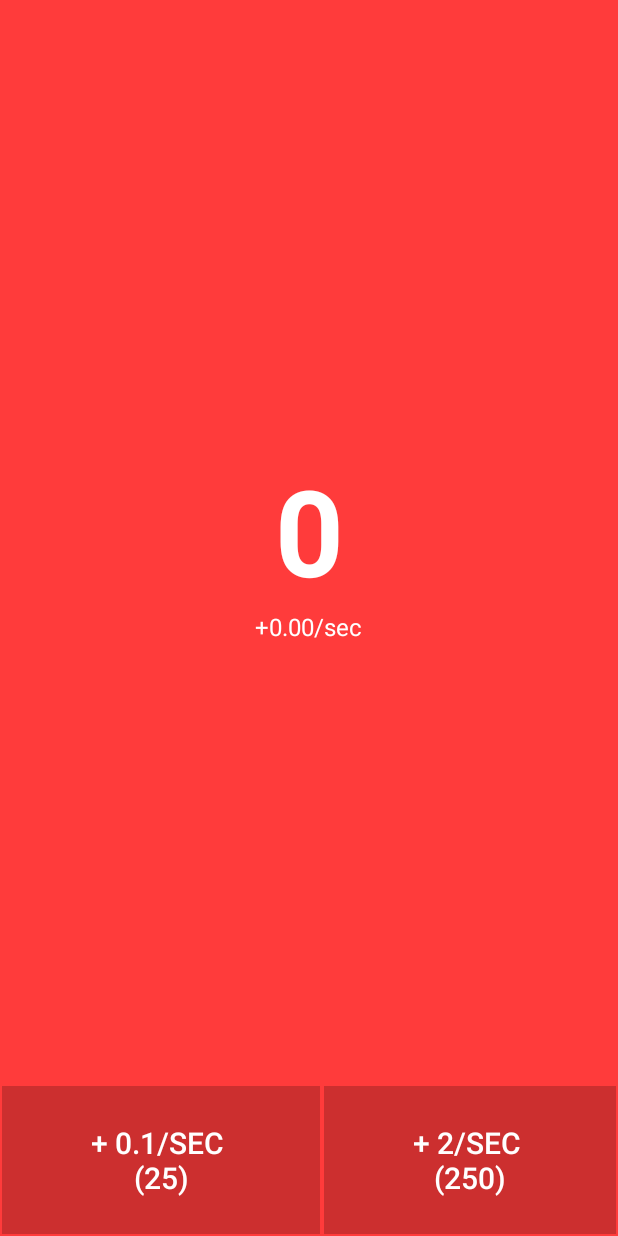
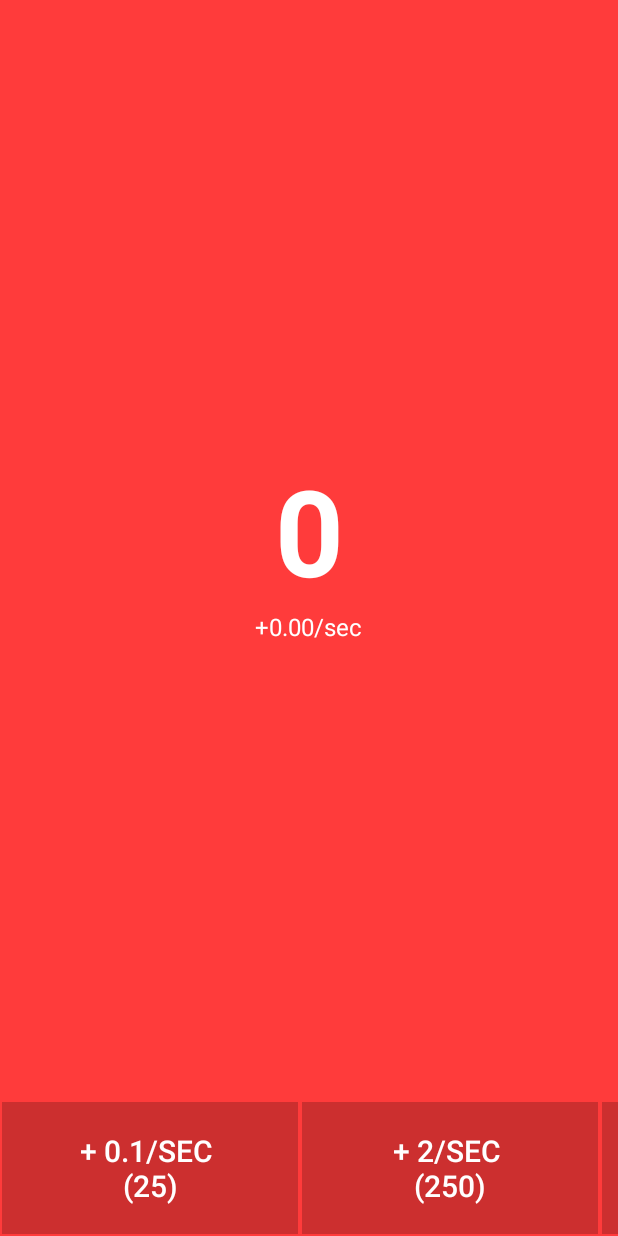
Before and after one commit to DavidZWalker/App, an Android app: the screen it shows after launch (MainActivity), on a phone screen of 412 x 824 dp. Run offline under Robolectric (Android 15) with nearby library versions, the phone set to English and light mode, and no system bars; our stand-ins replace data binding; libraries missing offline, so code that uses them is left out: androidx.databinding.library; 2 statements that could not run were skipped.

Commit message:
added horizontal scroll list, added additional clicker type, moved button style to resources

```diff
--- a/app/src/main/java/de/hdmstuttgart/kotlinapp/model/AutoClickerTask.kt
+++ b/app/src/main/java/de/hdmstuttgart/kotlinapp/model/AutoClickerTask.kt
@@ -1,6 +1,6 @@
 package de.hdmstuttgart.kotlinapp.model
 
-import de.hdmstuttgart.kotlinapp.model.clickerValues.ClickerValues
+import de.hdmstuttgart.kotlinapp.model.clickerValues.ClickerValueHolder
 import de.hdmstuttgart.kotlinapp.util.Constants
 import java.math.BigDecimal
 import java.math.MathContext
@@ -32,10 +32,10 @@ class AutoClickerTask : IAutoClickerTask {
     }
 
     fun getPriceForClickerType(type: AutoClickers) : BigDecimal {
-        return ClickerValues.priceOf(type)
+        return ClickerValueHolder.priceOf(type)
     }
 
     fun getClicksPerSecForClickerType(type : AutoClickers) : BigDecimal {
-        return ClickerValues.clicksPerSecOf(type)
+        return ClickerValueHolder.clicksPerSecOf(type)
     }
 }
--- a/app/src/main/java/de/hdmstuttgart/kotlinapp/model/AutoClickers.kt
+++ b/app/src/main/java/de/hdmstuttgart/kotlinapp/model/AutoClickers.kt
@@ -2,5 +2,11 @@ package de.hdmstuttgart.kotlinapp.model
 
 enum class AutoClickers {
     Simple,
-    Improved
+    Improved,
+    Advanced,
+    Pro,
+    Elite,
+    Legendary,
+    Exotic,
+    Mythic
 }
--- /dev/null
+++ b/app/src/main/java/de/hdmstuttgart/kotlinapp/model/clickerValues/ClickerValueHolder.kt
@@ -0,0 +1,98 @@
+package de.hdmstuttgart.kotlinapp.model.clickerValues
+
+import de.hdmstuttgart.kotlinapp.model.AutoClickers
+import java.math.BigDecimal
+
+class ClickerValueHolder {
+    companion object {
+        private val simple = SimpleClickerValues()
+        private val improved = ImprovedClickerValues()
+        private val advanced = AdvancedClickerValues()
+        private val pro = ProClickerValues()
+        private val elite = EliteClickerValues()
+        private val legendary = LegendaryClickerValues()
+        private val exotic = ExoticClickerValues()
+        private val mythic = MythicClickerValues()
+
+        fun priceOf(type : AutoClickers) : BigDecimal {
+            return when (type) {
+                AutoClickers.Simple -> simple.price
+                AutoClickers.Improved -> improved.price
+                AutoClickers.Advanced -> advanced.price
+                AutoClickers.Pro -> pro.price
+                AutoClickers.Elite -> elite.price
+                AutoClickers.Legendary -> legendary.price
+                AutoClickers.Exotic -> exotic.price
+                AutoClickers.Mythic -> mythic.price
+            }
+        }
+
+        fun clicksPerSecOf(type : AutoClickers) : BigDecimal {
+            return when (type) {
+                AutoClickers.Simple -> simple.clicksPerSec
+                AutoClickers.Improved -> improved.clicksPerSec
+                AutoClickers.Advanced -> advanced.clicksPerSec
+                AutoClickers.Pro -> pro.clicksPerSec
+                AutoClickers.Elite -> elite.clicksPerSec
+                AutoClickers.Legendary -> legendary.clicksPerSec
+                AutoClickers.Exotic -> exotic.clicksPerSec
+                AutoClickers.Mythic -> mythic.clicksPerSec
+            }
+        }
+    }
+
+    private class MythicClickerValues : IClickerValues {
+        override val price: BigDecimal
+            get() = TODO("not implemented") //To change initializer of created properties use File | Settings | File Templates.
+        override val clicksPerSec: BigDecimal
+            get() = TODO("not implemented") //To change initializer of created properties use File | Settings | File Templates.
+    }
+
+    private class ExoticClickerValues : IClickerValues {
+        override val price: BigDecimal
+            get() = TODO("not implemented") //To change initializer of created properties use File | Settings | File Templates.
+        override val clicksPerSec: BigDecimal
+            get() = TODO("not implemented") //To change initializer of created properties use File | Settings | File Templates.
+    }
+
+    private class LegendaryClickerValues : IClickerValues {
+        override val price: BigDecimal
+            get() = TODO("not implemented") //To change initializer of created properties use File | Settings | File Templates.
+        override val clicksPerSec: BigDecimal
+            get() = TODO("not implemented") //To change initializer of created properties use File | Settings | File Templates.
+    }
+
+    private class EliteClickerValues : IClickerValues {
+        override val price: BigDecimal
+            get() = TODO("not implemented") //To change initializer of created properties use File | Settings | File Templates.
+        override val clicksPerSec: BigDecimal
+            get() = TODO("not implemented") //To change initializer of created properties use File | Settings | File Templates.
+    }
+
+    private class ProClickerValues : IClickerValues {
+        override val price: BigDecimal
+            get() = TODO("not implemented") //To change initializer of created properties use File | Settings | File Templates.
+        override val clicksPerSec: BigDecimal
+            get() = TODO("not implemented") //To change initializer of created properties use File | Settings | File Templates.
+    }
+
+    private class AdvancedClickerValues : IClickerValues{
+        override val price = BigDecimal(1000)
+        override val clicksPerSec: BigDecimal = BigDecimal(10)
+    }
+
+    private class ImprovedClickerValues : IClickerValues {
+        override val price = BigDecimal(250)
+        override val clicksPerSec = BigDecimal(2)
+    }
+
+    private class SimpleClickerValues : IClickerValues {
+        override val price = BigDecimal(25)
+        override val clicksPerSec = BigDecimal(0.1)
+    }
+
+    private interface IClickerValues {
+        val price : BigDecimal
+        val clicksPerSec : BigDecimal
+    }
+}
--- a/app/src/main/java/de/hdmstuttgart/kotlinapp/model/clickerValues/ClickerValues.kt
+++ /dev/null
@@ -1,25 +0,0 @@
-package de.hdmstuttgart.kotlinapp.model.clickerValues
-
-import de.hdmstuttgart.kotlinapp.model.AutoClickers
-import java.math.BigDecimal
-
-class ClickerValues {
-    companion object {
-        private val simple = SimpleClickerValues()
-        private val improved = ImprovedClickerValues()
-
-        fun priceOf(type : AutoClickers) : BigDecimal {
-            return when (type) {
-                AutoClickers.Simple -> simple.price
-                AutoClickers.Improved -> improved.price
-            }
-        }
-
-        fun clicksPerSecOf(type : AutoClickers) : BigDecimal {
-            return when (type) {
-                AutoClickers.Simple -> simple.clicksPerSec
-                AutoClickers.Improved -> improved.clicksPerSec
-            }
-        }
-    }
-}
--- a/app/src/main/java/de/hdmstuttgart/kotlinapp/model/clickerValues/ImprovedClickerValues.kt
+++ /dev/null
@@ -1,9 +0,0 @@
-package de.hdmstuttgart.kotlinapp.model.clickerValues
-
-import java.math.BigDecimal
-
-internal class ImprovedClickerValues {
-
-    val price = BigDecimal(250)
-    val clicksPerSec = BigDecimal(2)
-}
--- a/app/src/main/java/de/hdmstuttgart/kotlinapp/model/clickerValues/SimpleClickerValues.kt
+++ /dev/null
@@ -1,9 +0,0 @@
-package de.hdmstuttgart.kotlinapp.model.clickerValues
-
-import java.math.BigDecimal
-
-internal class SimpleClickerValues {
-
-    val price = BigDecimal(25)
-    val clicksPerSec = BigDecimal(0.1)
-}
--- a/app/src/main/java/de/hdmstuttgart/kotlinapp/view/MainActivity.kt
+++ b/app/src/main/java/de/hdmstuttgart/kotlinapp/view/MainActivity.kt
@@ -32,6 +32,7 @@ class MainActivity : AppCompatActivity() {
         {
             R.id.buySimple -> viewModel.addAutoClicker(AutoClickers.Simple)
             R.id.buyImproved -> viewModel.addAutoClicker(AutoClickers.Improved)
+            R.id.buyAdvanced -> viewModel.addAutoClicker(AutoClickers.Advanced)
         }
     }
 
--- a/app/src/main/java/de/hdmstuttgart/kotlinapp/viewmodel/ClickerViewModel.kt
+++ b/app/src/main/java/de/hdmstuttgart/kotlinapp/viewmodel/ClickerViewModel.kt
@@ -59,6 +59,14 @@ class ClickerViewModel : BaseObservable() {
             clickerTask.getPriceForClickerType(AutoClickers.Improved).setScale(2, RoundingMode.HALF_UP).stripTrailingZeros().toPlainString() +
             ")"
 
+    @Bindable
+    val advancedButtonString = "+ " +
+            clickerTask.getClicksPerSecForClickerType(AutoClickers.Advanced).setScale(2, RoundingMode.HALF_UP).stripTrailingZeros().toPlainString() +
+            "/sec \n" +
+            "(" +
+            clickerTask.getPriceForClickerType(AutoClickers.Advanced).setScale(2, RoundingMode.HALF_UP).stripTrailingZeros().toPlainString() +
+            ")"
+
     init {
         startCollectingClicks()
         Thread(clickerTask).start()
--- a/app/src/main/res/layout/activity_main.xml
+++ b/app/src/main/res/layout/activity_main.xml
@@ -38,36 +38,36 @@
         android:textSize="16sp"
         android:textColor="@color/mainForegroundColor"/>
 
-        <GridLayout
-            android:layout_alignParentBottom="true"
-            android:rowCount="1"
-            android:columnCount="2"
+    <HorizontalScrollView
+        android:layout_alignParentBottom="true"
+        android:layout_width="wrap_content"
+        android:layout_height="wrap_content">
+        <LinearLayout
             android:layout_width="match_parent"
-            android:layout_height="wrap_content"
-            android:layout_gravity="center">
+            android:layout_height="wrap_content">
 
             <Button
                 android:id="@+id/buySimple"
-                android:textSize="20sp"
-                android:text="@{viewModel.simpleButtonString}"
-                android:onClick="buyAutoClicker"
-                android:layout_gravity="fill"
-                android:layout_columnWeight="1"
-                android:padding="25dp"
-                android:background="@drawable/button_background"
-                android:textColor="@color/mainForegroundColor"/>
+                style="@style/ClickerButtonBaseStyle"
+                android:layout_height="wrap_content"
+                android:layout_width="200dp"
+                android:text="@{viewModel.simpleButtonString}"/>
 
             <Button
                 android:id="@+id/buyImproved"
-                android:textSize="20sp"
-                android:text="@{viewModel.improvedButtonString}"
-                android:onClick="buyAutoClicker"
-                android:layout_gravity="fill"
-                android:layout_columnWeight="1"
-                android:padding="25dp"
-                android:background="@drawable/button_background"
-                android:textColor="@color/mainForegroundColor"/>
-        </GridLayout>
+                style="@style/ClickerButtonBaseStyle"
+                android:layout_height="wrap_content"
+                android:layout_width="200dp"
+                android:text="@{viewModel.improvedButtonString}" />
+
+            <Button
+                android:id="@+id/buyAdvanced"
+                style="@style/ClickerButtonBaseStyle"
+                android:layout_height="wrap_content"
+                android:layout_width="200dp"
+                android:text="@{viewModel.advancedButtonString}"/>
+        </LinearLayout>
+    </HorizontalScrollView>
 
 </RelativeLayout>
 
--- a/app/src/main/res/values/styles.xml
+++ b/app/src/main/res/values/styles.xml
@@ -13,4 +13,12 @@
         <item name="android:windowFullscreen">true</item>
     </style>
 
+    <style name="ClickerButtonBaseStyle">
+        <item name="android:textSize">20sp</item>
+        <item name="android:padding">20dp</item>
+        <item name="android:background">@drawable/button_background</item>
+        <item name="android:textColor">@color/mainForegroundColor</item>
+        <item name="android:onClick">buyAutoClicker</item>
+    </style>
+
 </resources>
```
